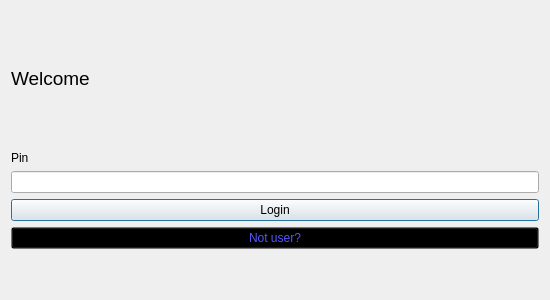
Above: views/quickloginpage.ui from BelchieBen/BenjaminBelcherAssessment before the change. Below: the same form after it.
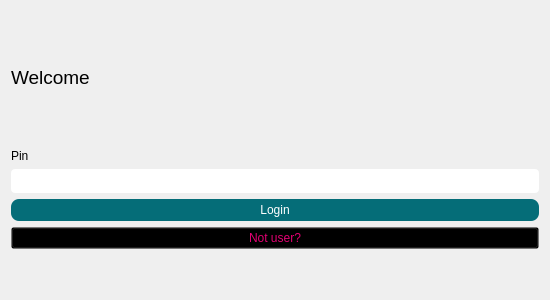
That is the form after the change.

Diff of the .ui file:
```diff
--- a/views/quickloginpage.ui
+++ b/views/quickloginpage.ui
@@ -52,6 +52,10 @@
      </item>
      <item>
       <widget class="QLineEdit" name="PinEntry">
+       <property name="styleSheet">
+        <string notr="true">border-radius:4px;
+padding:4px;</string>
+       </property>
        <property name="inputMethodHints">
         <set>Qt::ImhDigitsOnly|Qt::ImhHiddenText|Qt::ImhNoAutoUppercase|Qt::ImhNoPredictiveText|Qt::ImhSensitiveData</set>
        </property>
@@ -62,6 +66,15 @@
      </item>
      <item>
       <widget class="QPushButton" name="LoginBtn">
+       <property name="styleSheet">
+        <string notr="true">background-color: rgb(5, 109, 120);
+color: rgb(255, 255, 255);
+border-radius:8px;
+padding-top:4px;
+padding-bottom:4px;
+padding-left:25px;
+padding-right:25px;</string>
+       </property>
        <property name="text">
         <string>Login</string>
        </property>
@@ -72,7 +85,7 @@
        <property name="styleSheet">
         <string notr="true">QPushButton{
 background-color: transparent;
-color:rgb(85, 85, 255)
+color:#E30072
 }</string>
        </property>
        <property name="text">
```
